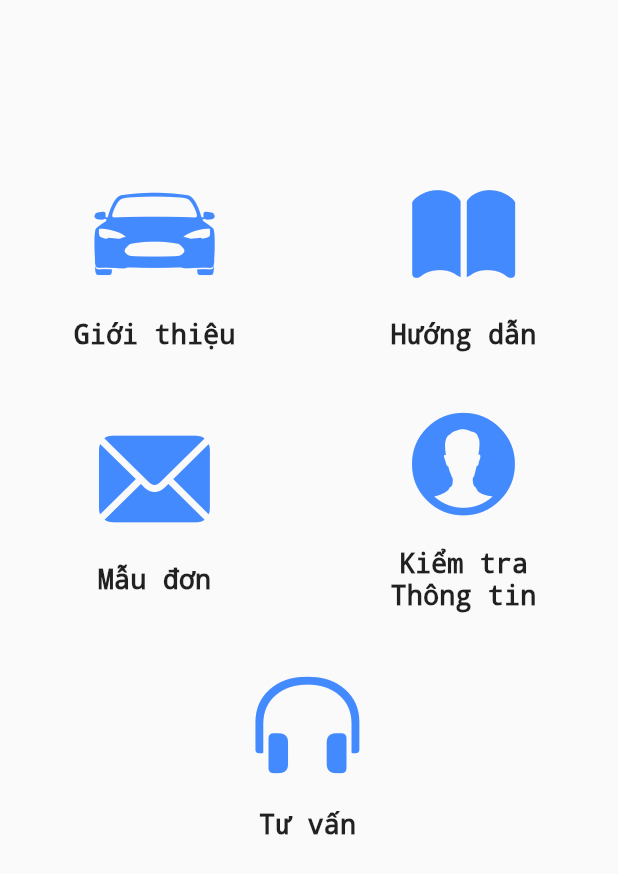
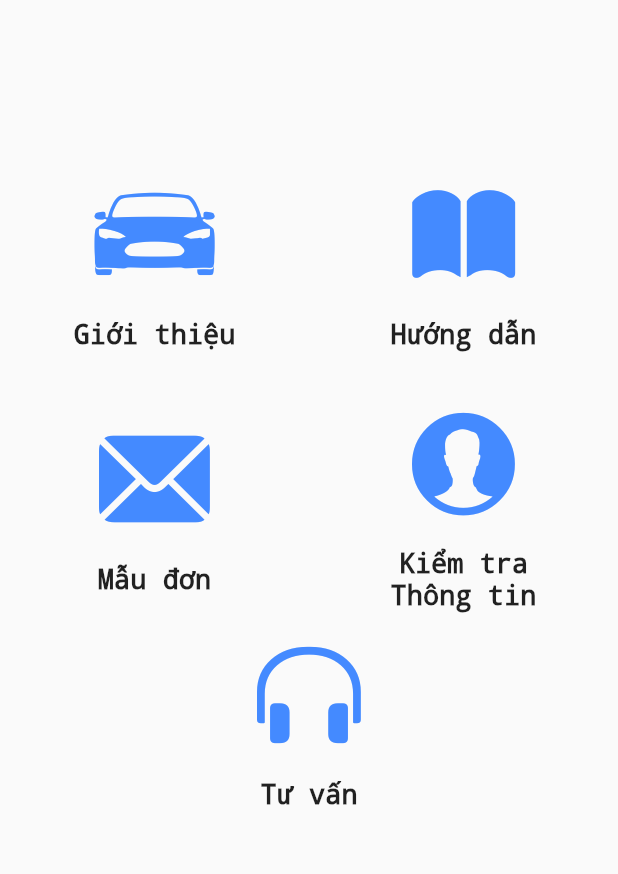
Before and after one commit to oah1006/flutter-myapp, a Flutter app: the RecruitmentPage screen opened directly, on a phone screen of 412 x 824 dp. Shown: the top 874 px of the screen. Run offline on Flutter 3.47's test engine with Material 2 defaults, Android fonts, the phone set to English and light mode, and no system bars; our stand-ins replace camera, file_picker, geolocator, get_storage, google_maps_flutter, image_picker; missing offline and left inert: cupertino_radio_choice, flutter_polyline_points; accounts and stored records are empty.

Commit message:
fix recruitment_page

```diff
--- a/lib/recruitment_page.dart
+++ b/lib/recruitment_page.dart
@@ -148,11 +148,9 @@ class RecruitmentPage extends StatelessWidget {
             ),
             Row(
               children: [
-                Column(
+                Flexible(
+                  child: Column(
                     children: [
-                    Padding(
-                      padding: EdgeInsets.fromLTRB(410, 20, 0, 0),
-                    ),
                       CupertinoButton(
                           onPressed: () {},
                           child: const Icon(CupertinoIcons.headphones, size: 80.0, color: Colors.blueAccent)
@@ -168,6 +166,9 @@ class RecruitmentPage extends StatelessWidget {
                       ),
                     ],
                   ),
+                  flex: 1,
+                  fit: FlexFit.tight,
+                )
               ],
             ),
 
```
Also changed, not shown: lib/form.dart (+0 -18 lines). Lines whose indentation alone changed are shown as unchanged.
